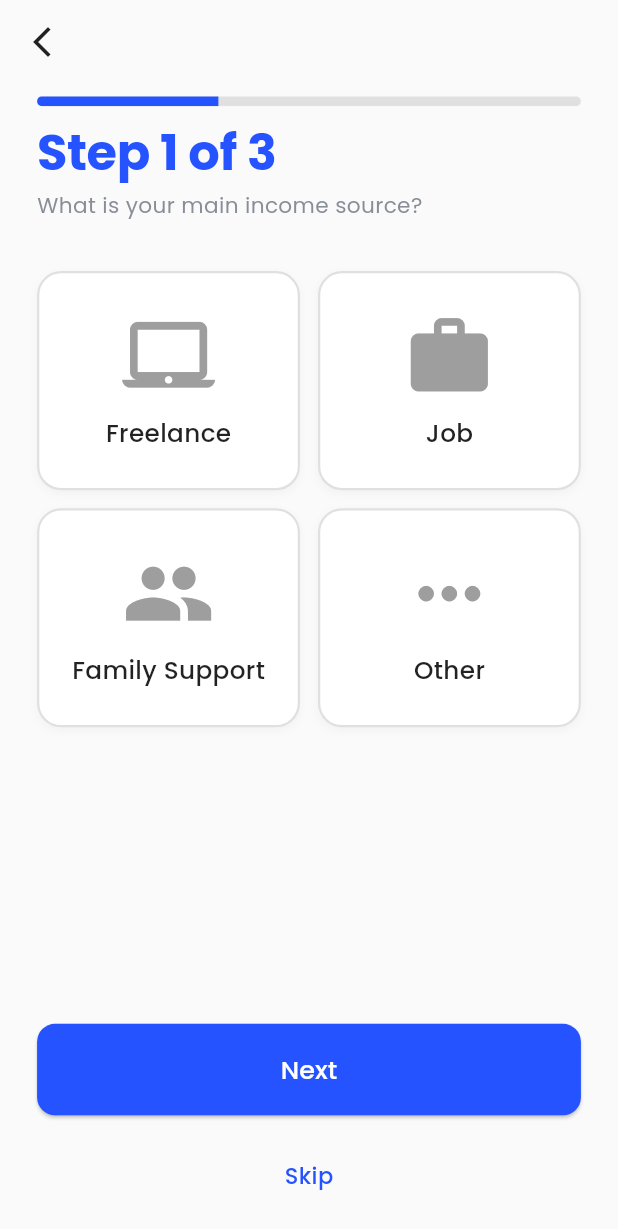
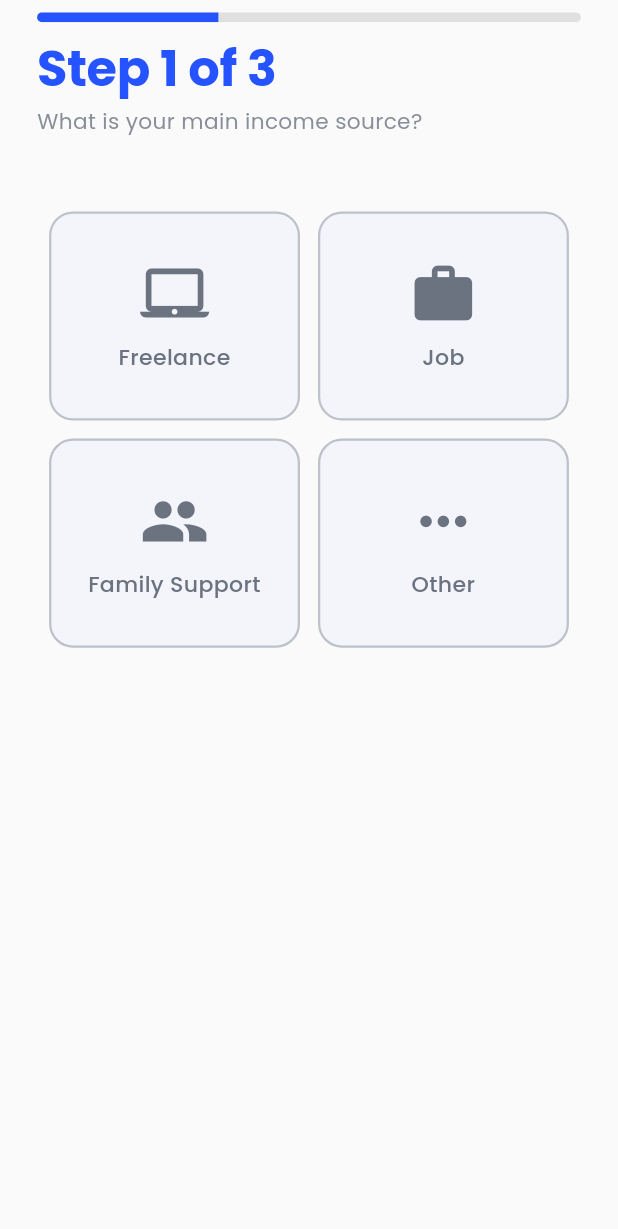
Before and after one commit to rakibulmehedi/Pocketa, a Flutter app: the IncomeSourceSelectionScreen screen opened by its route, on a phone screen of 412 x 824 dp. Shown: the top 1229 px of the screen. Run offline on Flutter 3.47's test engine with Material 3 defaults, Android fonts, the light colour scheme and no system bars; our stand-ins replace device_preview, flutter_riverpod, google_fonts, shared_preferences; accounts and stored records are empty; generated files the repository leaves out were written again.

Commit message:
feat: Implement OnboardingScreen with PageView and ViewModel
This commit introduces a new `OnboardingScreen` that utilizes a `PageView` to display different onboarding steps. It also implements an `OnboardingViewModel` to manage the state and logic of the onboarding flow.

Key changes:
- Created `OnboardingScreen`:
    - Uses `PageView` to navigate through onboarding content.
    - Displays a dot indicator for the current page.
    - Includes "Next/Get Started" and "Skip" buttons.
    - Integrates with `OnboardingController` for step management.
    - Navigates to `/onboarding` route.
- Created `OnboardingViewModel`:
    - Manages `PageController` and current page index using Riverpod providers (`pageControllerProvider`, `currentPageProvider`).
    - Handles page changes and onboarding completion logic.
    - Uses `SharedPrefServices` to mark onboarding as complete.
- Created `SharedPrefServices`:
    - Provides methods to set and check if onboarding is complete using `shared_preferences`.
- Refactored `IncomeSourceSelectionScreen`:
    - Extracted the grid view into a new widget `IncomeSourceGrid`.
    - Simplified layout, removing redundant buttons and spacing.
- Enhanced `OnboardingChip`:
    - Made it a `ConsumerWidget` to access theme state.
    - Improved visual styling with responsive icon size, font size, and dynamic colors based on selection and theme.
- Updated `ResponsiveUtils`:
    - Added new methods for responsive sizing: `symmetricPadding`, `uniformPadding`, `maxPadding`, `dividerHeight`, `borderRadius`, `gridCrossAxisCount`, `icon`.
    - Refined existing methods for better scaling.
- Modified `WelcomeScreen`:
    - Added `ThemeToggle` widget.
    - Updated navigation from "Get Started" button to `/onboarding`.
- Added `onboarding_content.dart` to define data for onboarding pages.
- Updated `main.dart` to include the new `/onboarding` route.
- Renamed and moved screen files into a `view` subdirectory within `features/onboarding`.

```diff
--- a/lib/core/component/onboarding_chip.dart
+++ b/lib/core/component/onboarding_chip.dart
@@ -1,8 +1,14 @@
 import 'package:flutter/material.dart';
+import 'package:flutter_riverpod/flutter_riverpod.dart';
 import 'package:pocketa/core/themes/app_colors.dart';
 import 'package:pocketa/core/utils/responsive_utils.dart';
+import '../../config/provider/theme_provider.dart';
 
-class OnboardingChip extends StatelessWidget {
+/// ✅ OnboardingChip:
+/// - এটি একটি custom choice chip widget
+/// - responsive, theme-aware, এবং selectable
+
+class OnboardingChip extends ConsumerWidget {
   final String label;
   final IconData icon;
   final bool isSelected;
@@ -17,61 +23,83 @@ class OnboardingChip extends StatelessWidget {
   });
 
   @override
-  Widget build(BuildContext context) {
+  Widget build(BuildContext context, WidgetRef ref) {
+    final isDark = ref.watch(isDarkModeProvider);
     final theme = Theme.of(context);
-    final width = MediaQuery.of(context).size.width;
+    final size = MediaQuery.of(context).size;
 
-    final iconSize = ResponsiveUtils.width(context, 0.15); // ~8% of width
-    final verticalPadding = ResponsiveUtils.height(context, 0.02); // ~2% of height
-    final horizontalPadding = ResponsiveUtils.width(context, 0.04); // ~4% of width
-    final fontSize = ResponsiveUtils.width(context, 0.040); // ~3.5% of width
+    /// ✅ Responsive icon size — screen width অনুসারে ঠিক করি
+    final iconSize = ResponsiveUtils.icon(context, 42);
+    final fontSize = ResponsiveUtils.font(context, 14);
+
+    /// ✅ Color calculate
+    final primaryColor = theme.primaryColor;
+
+    final borderColor = isSelected
+        ? primaryColor
+        : AppColors.grey.withOpacity(0.4);
+
+    final iconColor = isSelected
+        ? primaryColor
+        : AppColors.grey;
+
+    final textColor = isSelected
+        ? primaryColor
+        : isDark
+        ? AppColors.textLight
+        : AppColors.grey;
+
+    final backgroundColor = isSelected
+        ? primaryColor.withOpacity(0.08)
+        : isDark
+        ? AppColors.textDark.withOpacity(0.2)
+        : AppColors.primary.withOpacity(0.03);
 
     return InkWell(
       onTap: onTap,
       borderRadius: BorderRadius.circular(16),
       child: Container(
         constraints: BoxConstraints(
-          minWidth: width * 0.35,
-          maxWidth: width * 0.60,
+          /// ✅ Responsive width constraints (min & max)
+          minWidth: size.width * 0.25,
+          maxWidth: size.width * 0.35,
         ),
         padding: EdgeInsets.symmetric(
-          vertical: verticalPadding,
-          horizontal: horizontalPadding,
+          horizontal: size.width * 0.04,
+          vertical: size.height * 0.02,
         ),
         decoration: BoxDecoration(
-          color: isSelected ? theme.primaryColor.withOpacity(0.1) : Colors.white,
+          color: backgroundColor,
           border: Border.all(
-            color: isSelected ? theme.primaryColor : Colors.grey.shade300,
+            color: borderColor,
             width: 1.5,
           ),
           borderRadius: BorderRadius.circular(16),
           boxShadow: [
-            BoxShadow(
-              color: Colors.black.withOpacity(0.03),
-              blurRadius: 4,
-              offset: const Offset(0, 2),
-            )
+            if (isSelected)
+              BoxShadow(
+                color: primaryColor.withOpacity(0.15),
+                blurRadius: 6,
+                offset: const Offset(0, 3),
+              ),
           ],
         ),
         child: Column(
           mainAxisAlignment: MainAxisAlignment.center,
-          mainAxisSize: MainAxisSize.max,
           children: [
             Icon(
               icon,
               size: iconSize,
-              color: isSelected ? AppColors.primary : Colors.grey,
+              color: iconColor,
             ),
             const SizedBox(height: 8),
-            FittedBox(
-              fit: BoxFit.scaleDown,
-              child: Text(
-                label,
-                style: theme.textTheme.bodyMedium?.copyWith(
-                  fontWeight: FontWeight.w500,
-                  fontSize: fontSize,
-                  color: isSelected ? theme.primaryColor : Colors.black87,
-                ),
+            Text(
+              label,
+              textAlign: TextAlign.center,
+              style: theme.textTheme.bodyMedium?.copyWith(
+                fontWeight: FontWeight.w500,
+                fontSize: fontSize,
+                color: textColor,
               ),
             ),
           ],
--- a/lib/core/utils/responsive_utils.dart
+++ b/lib/core/utils/responsive_utils.dart
@@ -1,47 +1,110 @@
 // lib/core/utils/responsive_utils.dart
 import 'package:flutter/material.dart';
 
+/// A responsive utility class for scaling UI elements based on screen size.
 class ResponsiveUtils {
-  /// Returns a scaled font size based on screen width
-  static double font(BuildContext context, double size) {
+  /// Returns a responsive font size based on screen width.
+  static double font(BuildContext context, double baseSize) {
     final width = MediaQuery.of(context).size.width;
-    if (width <= 320) return size - 2; // small phones
-    if (width <= 375) return size;     // medium phones
-    if (width <= 414) return size + 1; // large phones
-    return size + 2;                   // tablets / desktop
+    if (width <= 320) return baseSize * 0.85; // small phones
+    if (width <= 375) return baseSize; // standard phones
+    if (width <= 414) return baseSize * 1.05; // large phones
+    return baseSize * 1.15; // tablets / larger screens
   }
 
-  /// Returns proportional width
+  /// Returns a proportional width based on screen width.
   static double width(BuildContext context, double fraction) {
     return MediaQuery.of(context).size.width * fraction;
   }
 
-  /// Returns proportional height
+  /// Returns a proportional height based on screen height.
   static double height(BuildContext context, double fraction) {
     return MediaQuery.of(context).size.height * fraction;
   }
 
-  /// Returns horizontal padding based on screen width
-  static EdgeInsets horizontalPadding(BuildContext context, {double percent = 0.06}) {
+  /// Returns horizontal padding with default or custom percentage.
+  static EdgeInsets horizontalPadding(
+    BuildContext context, {
+    double percent = 0.06,
+  }) {
     final width = MediaQuery.of(context).size.width;
     return EdgeInsets.symmetric(horizontal: width * percent);
   }
 
-  /// Returns vertical padding based on screen height
-  static EdgeInsets verticalPadding(BuildContext context, {double percent = 0.02}) {
+  /// Returns vertical padding with default or custom percentage.
+  static EdgeInsets verticalPadding(
+    BuildContext context, {
+    double percent = 0.02,
+  }) {
     final height = MediaQuery.of(context).size.height;
     return EdgeInsets.symmetric(vertical: height * percent);
   }
 
-  /// Returns EdgeInsets.all() with proportional spacing
+  /// Returns symmetric padding with individual horizontal and vertical percentages.
+  static EdgeInsets symmetricPadding(
+    BuildContext context, {
+    double horizontal = 0.06,
+    double vertical = 0.02,
+  }) {
+    final size = MediaQuery.of(context).size;
+    return EdgeInsets.symmetric(
+      horizontal: size.width * horizontal,
+      vertical: size.height * vertical,
+    );
+  }
+
+  /// Returns uniform padding (EdgeInsets.all) based on screen width.
   static EdgeInsets uniformPadding(BuildContext context, double percent) {
     final width = MediaQuery.of(context).size.width;
     return EdgeInsets.all(width * percent);
   }
 
-  /// Returns dynamic spacing (SizedBox height)
-  static SizedBox spacing(BuildContext context, {double percent = 0.02}) {
+  /// Returns uniform padding with max limit to avoid overflow on large screens.
+  static EdgeInsets maxPadding(
+    BuildContext context, {
+    double fraction = 0.06,
+    double max = 32,
+  }) {
+    final calculated = MediaQuery.of(context).size.width * fraction;
+    return EdgeInsets.all(calculated.clamp(0.0, max));
+  }
+
+  /// Returns vertical spacing SizedBox with customizable percentage.
+  static SizedBox spacing(
+    BuildContext context, {
+    double multiplier = 1.0,
+    double percent = 0.02,
+  }) {
     final height = MediaQuery.of(context).size.height;
-    return SizedBox(height: height * percent);
+    return SizedBox(height: height * percent * multiplier);
   }
+
+  /// Responsive divider height
+  static double dividerHeight(BuildContext context) {
+    final height = MediaQuery.of(context).size.height;
+    return height * 0.0015; // 0.15% of screen height
+  }
+
+  /// Returns adaptive radius based on width
+  static double borderRadius(BuildContext context, {double base = 12.0}) {
+    final width = MediaQuery.of(context).size.width;
+    if (width <= 320) return base * 0.8;
+    if (width <= 414) return base;
+    return base * 1.2;
+  }
+
+  /// Returns adaptive grid cross axis count based on width
+  static int gridCrossAxisCount(BuildContext context) {
+    final width = MediaQuery.of(context).size.width;
+    if (width < 320) return 1;
+    if (width < 512) return 2;
+    if (width < 900) return 3;
+    return 2;
+  }
+
+  static double icon(BuildContext context, double base) {
+    double width = MediaQuery.of(context).size.width;
+    return base * (width / 375); // assuming 375px base screen
+  }
+
 }
--- a/lib/features/onboarding/income_source_selection_screen.dart
+++ /dev/null
@@ -1,123 +0,0 @@
-// lib/features/onboarding/view/income_source_screen.dart
-import 'package:flutter/material.dart';
-import 'package:flutter_riverpod/flutter_riverpod.dart';
-import 'package:pocketa/core/component/app_button.dart';
-import 'package:pocketa/core/component/app_header.dart';
-import 'package:pocketa/core/component/onboarding_chip.dart';
-import 'package:pocketa/core/component/skip_button.dart';
-import 'package:pocketa/core/themes/app_colors.dart';
-import 'package:pocketa/core/utils/responsive_utils.dart';
-import 'package:pocketa/core/widgets/app_bar.dart';
-import 'package:pocketa/features/onboarding/data/income_options_data.dart';
-
-import '../../l10n/app_localization.dart';
-import 'package:pocketa/features/onboarding/model/income_options.dart';
-
-import 'controller/onboarding_controller.dart';
-
-final selectedIncomeSourceProvider = StateProvider<String?>((ref) => null);
-
-class IncomeSourceSelectionScreen extends ConsumerWidget {
-  const IncomeSourceSelectionScreen({super.key});
-
-  @override
-  Widget build(BuildContext context, WidgetRef ref) {
-    final currentStep = ref.watch(onboardingControllerProvider);
-    final incomeSource = getIncomeOptions(context);
-    int crossAxisCount() {
-      final width = MediaQuery
-          .of(context)
-          .size
-          .width;
-      if (width < 320) {
-        return 1;
-      } else if (width < 512) {
-        return 2;
-      } else if (width < 900) {
-        return 3;
-      }
-      return 2;
-    }
-
-    final selectedIncomeSource = ref.watch(selectedIncomeSourceProvider);
-    return Scaffold(
-      backgroundColor: AppColors.backgroundLight,
-      appBar: AppAppBar(showBackButton: true),
-      body: SafeArea(
-        child: Padding(
-          padding: ResponsiveUtils.horizontalPadding(context),
-          child: Column(
-              mainAxisAlignment: MainAxisAlignment.start,
-              children: [
-          AppHeader(
-          title: context.l10n.onboardingStep1,
-          subtitle: context.l10n.whatIsYourMainIncomeSource,
-          step: currentStep + 1,
-          totalSteps: 3,
-        ),
-        ResponsiveUtils.spacing(context),
-
-        // Income Source Grid
-        _buildGridView(
-          incomeSource,
-          crossAxisCount,
-          selectedIncomeSource,
-          ref,
-        ),
-        const Spacer(),
-        AppButton(
-          label: context.l10n.next,
-          onPressed: () {
-            selectedIncomeSource != null
-                ? ref
-                .read(onboardingControllerProvider.notifier)
-                .nextStep()
-                : null;
-            Navigator.pushNamed(context, '/onboarding/next-screen');
-          },
-        ),
-        const SizedBox(height: 16),
-        SkipButton(onPressed: (){
-          ref.read(onboardingControllerProvider.notifier).skipToEnd();
-          Navigator.pushNamed(context, '/onboarding/next-screen');
-        }),
-      ResponsiveUtils.spacing(context),
-      ],
-    ),)
-    ,
-    )
-    ,
-    );
-  }
-
-  GridView _buildGridView(List<IncomeOption> incomeSource,
-      int Function() crossAxisCount,
-      String? selectedIncomeSource,
-      WidgetRef ref,) {
-    return GridView.builder(
-      itemCount: incomeSource.length,
-      shrinkWrap: true,
-      physics: const NeverScrollableScrollPhysics(),
-      gridDelegate: SliverGridDelegateWithFixedCrossAxisCount(
-        crossAxisCount: crossAxisCount(),
-        crossAxisSpacing: 12,
-        mainAxisSpacing: 12,
-        childAspectRatio: 1.2,
-      ),
-      itemBuilder: (_, index) {
-        final source = incomeSource[index];
-        return OnboardingChip(
-          label: source.label,
-          icon: source.icon,
-          isSelected: selectedIncomeSource == source.label,
-          onTap: () {
-            ref
-                .read(selectedIncomeSourceProvider.notifier)
-                .state =
-                source.label;
-          },
-        );
-      },
-    );
-  }
-}
--- /dev/null
+++ b/lib/features/onboarding/view/income_source_selection_screen.dart
@@ -0,0 +1,48 @@
+// lib/features/onboarding/view/income_source_screen.dart
+import 'package:flutter/material.dart';
+import 'package:flutter_riverpod/flutter_riverpod.dart';
+import 'package:pocketa/core/component/app_header.dart';
+import 'package:pocketa/core/themes/app_colors.dart';
+import 'package:pocketa/core/utils/responsive_utils.dart';
+
+import 'package:pocketa/features/onboarding/view/widget/income_source_grid.dart';
+
+import '../../../config/provider/theme_provider.dart';
+import '../../../l10n/app_localization.dart';
+import '../controller/onboarding_controller.dart';
+
+final selectedIncomeSourceProvider = StateProvider<String?>((ref) => null);
+
+class IncomeSourceSelectionScreen extends ConsumerWidget {
+  const IncomeSourceSelectionScreen({super.key});
+
+  @override
+  Widget build(BuildContext context, WidgetRef ref) {
+    final bool isDark = ref.watch(isDarkModeProvider);
+    final int currentStep = ref.watch(onboardingControllerProvider);
+
+    return Scaffold(
+      backgroundColor:
+          isDark ? AppColors.backgroundDark : AppColors.backgroundLight,
+      body: SafeArea(
+        child: Padding(
+          padding: ResponsiveUtils.horizontalPadding(context),
+          child: Column(
+            crossAxisAlignment: CrossAxisAlignment.start,
+            children: [
+              AppHeader(
+                title: context.l10n.onboardingStep1,
+                subtitle: context.l10n.whatIsYourMainIncomeSource,
+                step: currentStep + 1,
+                totalSteps: 3,
+              ),
+              ResponsiveUtils.spacing(context, multiplier: 1.5),
+              const IncomeSourceGrid(),
+              ResponsiveUtils.spacing(context, multiplier: 2),
+            ],
+          ),
+        ),
+      ),
+    );
+  }
+}
--- a/lib/features/onboarding/splash_screen.dart
+++ b/lib/features/onboarding/view/splash_screen.dart
@@ -2,7 +2,7 @@ import 'dart:async';
 
 import 'package:flutter/material.dart';
 import 'package:pocketa/core/themes/app_colors.dart';
-import 'package:pocketa/features/onboarding/welcome_screen.dart';
+import 'package:pocketa/features/onboarding/view/welcome_screen.dart';
 
 class SplashScreen extends StatefulWidget {
   const SplashScreen({super.key});
--- /dev/null
+++ b/lib/features/onboarding/view/widget/income_source_grid.dart
@@ -0,0 +1,44 @@
+import 'package:flutter/material.dart';
+import 'package:flutter_riverpod/flutter_riverpod.dart';
+
+import '../../../../core/component/onboarding_chip.dart';
+import '../../../../core/utils/responsive_utils.dart';
+import '../../data/income_options_data.dart';
+import '../income_source_selection_screen.dart';
+
+class IncomeSourceGrid extends ConsumerWidget {
+  const IncomeSourceGrid({super.key});
+
+  @override
+  Widget build(BuildContext context, WidgetRef ref) {
+    final sources = getIncomeOptions(context);
+    final selected = ref.watch(selectedIncomeSourceProvider);
+
+    return // GridView-কে Expanded দিয়ে height দিলে overflow কমে
+    Expanded(
+      child: GridView.builder(
+        itemCount: sources.length,
+        padding: const EdgeInsets.all(8),
+        physics: const BouncingScrollPhysics(),
+        gridDelegate: SliverGridDelegateWithFixedCrossAxisCount(
+          crossAxisCount: ResponsiveUtils.gridCrossAxisCount(context),
+          crossAxisSpacing: 12,
+          mainAxisSpacing: 12,
+          childAspectRatio: 1.2,
+        ),
+        itemBuilder: (_, index) {
+          final source = sources[index];
+          return OnboardingChip(
+            label: source.label,
+            icon: source.icon,
+            isSelected: selected == source.label,
+            onTap:
+                () =>
+                    ref.read(selectedIncomeSourceProvider.notifier).state =
+                        source.label,
+          );
+        },
+      ),
+    );
+  }
+}
```
Also changed, not shown: lib/core/local_storage/shared_pref_service.dart (added, +20 -0 lines), lib/features/onboarding/data/onboarding_content.dart (added, +12 -0 lines), lib/features/onboarding/view/onboarding_screen.dart (added, +135 -0 lines), lib/features/onboarding/view/welcome_screen.dart (renamed from lib/features/onboarding/welcome_screen.dart, +8 -5 lines), lib/features/onboarding/view_model/onboarding_view_model.dart (added, +40 -0 lines), lib/main.dart (+5 -3 lines), lib/features/onboarding/view/widget/onboarding_page.dart (added).
